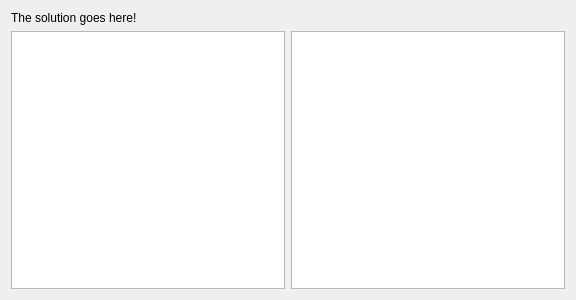
The window that doctors/outputdialog.ui (eNorris/thesis) describes before a commit, drawn with Qt 5.
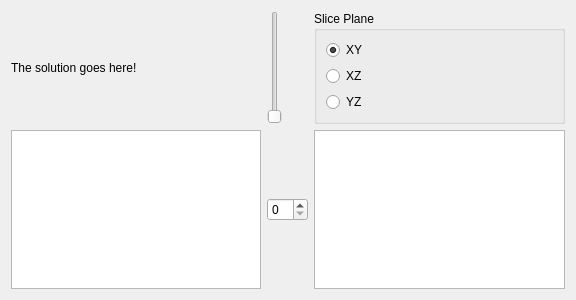
The same window after the commit. Custom widgets are drawn as their Qt base class.

The edit to the form file:
```diff
--- a/doctors/outputdialog.ui
+++ b/doctors/outputdialog.ui
@@ -24,11 +24,61 @@
    <item row="1" column="0">
     <widget class="QGraphicsView" name="graphicsView"/>
    </item>
-   <item row="1" column="1">
+   <item row="1" column="2">
     <widget class="QListView" name="listView"/>
    </item>
+   <item row="0" column="2">
+    <widget class="QGroupBox" name="groupBox">
+     <property name="title">
+      <string>Slice Plane</string>
+     </property>
+     <layout class="QVBoxLayout" name="verticalLayout">
+      <item>
+       <widget class="QRadioButton" name="xyRadioButton">
+        <property name="text">
+         <string>XY</string>
+        </property>
+        <property name="checked">
+         <bool>true</bool>
+        </property>
+       </widget>
+      </item>
+      <item>
+       <widget class="QRadioButton" name="xzRadioButton">
+        <property name="text">
+         <string>XZ</string>
+        </property>
+       </widget>
+      </item>
+      <item>
+       <widget class="QRadioButton" name="yzRadioButton">
+        <property name="text">
+         <string>YZ</string>
+        </property>
+       </widget>
+      </item>
+     </layout>
+    </widget>
+   </item>
+   <item row="0" column="1">
+    <widget class="QSlider" name="sliceVerticalSlider">
+     <property name="orientation">
+      <enum>Qt::Vertical</enum>
+     </property>
+    </widget>
+   </item>
+   <item row="1" column="1">
+    <widget class="QSpinBox" name="sliceSpinBox"/>
+   </item>
   </layout>
  </widget>
+ <customwidgets>
+  <customwidget>
+   <class>ZoomablePannableGraphicsView</class>
+   <extends>QGraphicsView</extends>
+   <header>zoomablepannablegraphicsview.h</header>
+  </customwidget>
+ </customwidgets>
  <resources/>
  <connections/>
 </ui>
```
Left out of the diff: 2 changed lines with no effect on the pictures.
